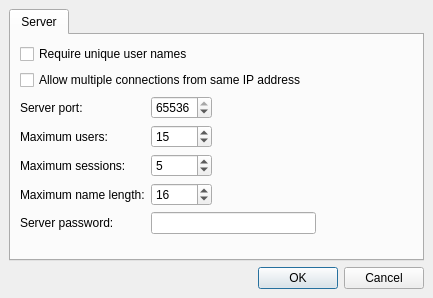
The window that src/client/ui/settings.ui (drawpile/Drawpile) describes before a commit, drawn with Qt 5.
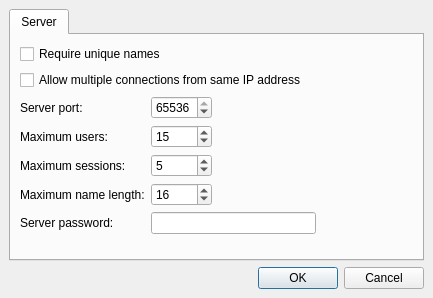
The same window after the commit.

Patch:
```diff
--- a/src/client/ui/settings.ui
+++ b/src/client/ui/settings.ui
@@ -38,7 +38,7 @@
        <item>
         <widget class="QCheckBox" name="uniquenames" >
          <property name="text" >
-          <string>Require unique user names</string>
+          <string>Require unique names</string>
          </property>
         </widget>
        </item>
```
